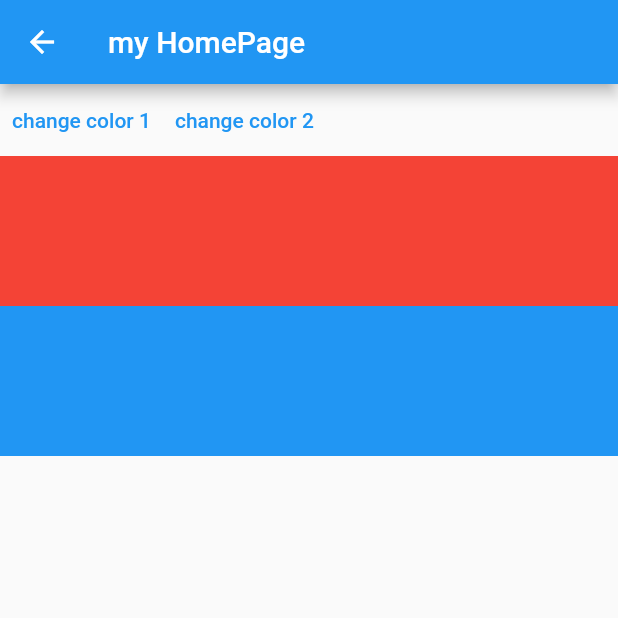
After one commit to damilare-d/stateful_app, a Flutter app: the MyHomePage screen opened directly, after a tap on "change color 1", on a phone screen of 412 x 824 dp, the top half of it. The commit adds this screen. Run offline on Flutter 3.47's test engine with Material 2 defaults, Android fonts, the phone set to English and light mode, and no system bars.

Commit message:
learnt inherited model

```diff
--- /dev/null
+++ b/lib/inherited model/learn001.dart
@@ -0,0 +1,140 @@
+import 'dart:math';
+import 'package:flutter/material.dart';
+import 'dart:developer' as devtool show log;
+
+void main() {
+  runApp(MaterialApp(
+    theme: ThemeData(primarySwatch: Colors.blue),
+    home: const MyHomePage(),
+  ));
+}
+
+class MyHomePage extends StatefulWidget {
+  const MyHomePage({Key? key}) : super(key: key);
+
+  @override
+  State<MyHomePage> createState() => _MyHomePageState();
+}
+
+class _MyHomePageState extends State<MyHomePage> {
+  var color1 = Colors.yellow;
+  var color2 = Colors.blue;
+  @override
+  Widget build(BuildContext context) {
+    return Scaffold(
+      appBar: AppBar(
+        title: const Text('my HomePage'),
+      ),
+      body: AvailableColorsWidget(
+        color1: color1,
+        color2: color2,
+        child: Column(
+          children: [
+            Row(
+              children: [
+                TextButton(
+                    onPressed: () {
+                      setState(() {
+                        color1 = colors.getRandomElement();
+                      });
+                    },
+                    child: const Text('change color 1')),
+                TextButton(
+                    onPressed: () {
+                      setState(() {
+                        color2 = colors.getRandomElement();
+                      });
+                    },
+                    child: const Text('change color 2')),
+              ],
+            ),
+            const ColorWidget(color: AvailableColors.one),
+            const ColorWidget(color: AvailableColors.two),
+          ],
+        ),
+      ),
+    );
+  }
+}
+
+enum AvailableColors { one, two }
+
+class AvailableColorsWidget extends InheritedModel<AvailableColors> {
+  final MaterialColor color1;
+  final MaterialColor color2;
+
+  const AvailableColorsWidget(
+      {required this.color1, required this.color2, required Widget child})
+      : super(child: child);
+
+  static AvailableColorsWidget of(
+    BuildContext context,
+    AvailableColors aspect,
+  ) {
+    return InheritedModel.inheritFrom<AvailableColorsWidget>(context,
+        aspect: aspect)!;
+  }
+
+  @override
+  bool updateShouldNotify(covariant AvailableColorsWidget oldWidget) {
+    devtool.log('updateShouldNotify');
+    return color1 != oldWidget.color1 || color2 != oldWidget.color2;
+  }
+
+  ///if updateShouldNotify is true then updateShouldNotifyDependent would be called
+  @override
+  bool updateShouldNotifyDependent(covariant AvailableColorsWidget oldWidget,
+      Set<AvailableColors> dependencies) {
+    devtool.log('updateShouldNotifyDependent');
+    if (dependencies.contains(AvailableColors.one) &&
+        color1 != oldWidget.color1) {
+      return true;
+    }
+    if (dependencies.contains(AvailableColors.two) &&
+        color2 != oldWidget.color2) {
+      return true;
+    }
+    return false;
+  }
+}
+
+///we then create a widget that is listening to the color
+class ColorWidget extends StatelessWidget {
+  final AvailableColors color;
+  const ColorWidget({Key? key, required this.color}) : super(key: key);
+
+  @override
+  Widget build(BuildContext context) {
+    switch (color) {
+      case AvailableColors.one:
+        devtool.log('Color1 widget got rebuilt');
+        break;
+      case AvailableColors.two:
+        devtool.log('Color2 widget got rebuilt');
+        break;
+    }
+    final provider = AvailableColorsWidget.of(context, color);
+    return Container(
+      height: 100,
+      color: color == AvailableColors.one ? provider.color1 : provider.color2,
+    );
+  }
+}
+
+final List<MaterialColor> colors = [
+  Colors.blue,
+  Colors.orange,
+  Colors.amber,
+  Colors.purple,
+  Colors.green,
+  Colors.lightGreen,
+  Colors.deepPurple,
+  Colors.red,
+  Colors.cyan,
+];
+
+extension RandomElement<T> on Iterable<T> {
+  T getRandomElement() => elementAt(
+        Random().nextInt(length),
+      );
+}
--- a/lib/rewriteMain.dart
+++ b/lib/rewriteMain.dart
@@ -1,5 +1,7 @@
 import 'package:flutter/material.dart';
 import 'package:uuid/uuid.dart';
+
+import 'inherited model/learn001.dart';
 
 void main() {
   runApp(MaterialApp(
@@ -71,6 +73,16 @@ class _DhomePageState extends State<DhomePage> {
                 });
               },
               child: const Text('click'),
+            ),
+            TextButton(
+              onPressed: () {
+                Navigator.push(
+                    context,
+                    MaterialPageRoute(
+                        builder: (context) => const MyHomePage()));
+              },
+              child:
+                  const Text('move to screen to learn using inherited model'),
             )
           ],
         ),
```
